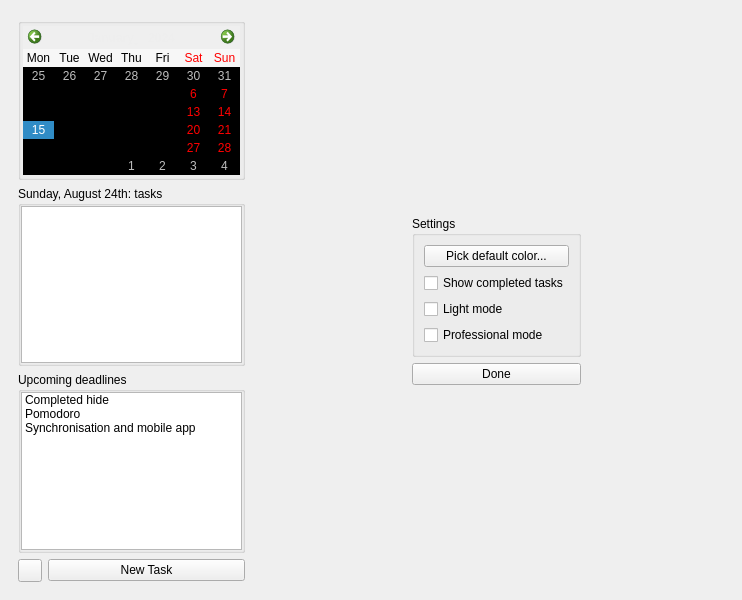
First picture: the form in src/mainwindow.ui, repository david4more/QtToDo, before the edit.
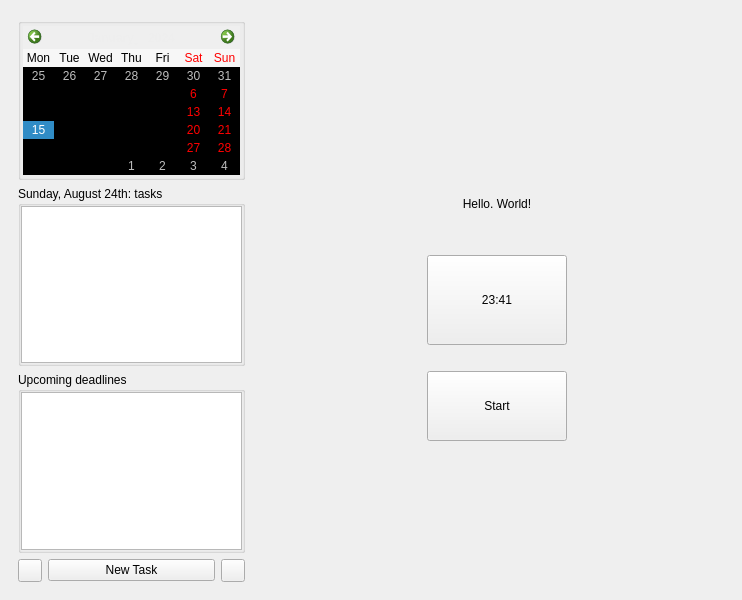
Second picture: the form after the edit. The open tabs and pages were chosen to show the change.

Commit message: implement pomodoro timer, settings configuration

What changed in the file:
```diff
--- a/src/mainwindow.ui
+++ b/src/mainwindow.ui
@@ -177,21 +177,15 @@
           </property>
           <item>
            <widget class="QListWidget" name="deadlinesListWidget">
-            <item>
-             <property name="text">
-              <string>Completed hide</string>
-             </property>
-            </item>
-            <item>
-             <property name="text">
-              <string>Pomodoro</string>
-             </property>
-            </item>
-            <item>
-             <property name="text">
-              <string>Synchronisation and mobile app</string>
-             </property>
-            </item>
+            <property name="focusPolicy">
+             <enum>Qt::FocusPolicy::NoFocus</enum>
+            </property>
+            <property name="horizontalScrollBarPolicy">
+             <enum>Qt::ScrollBarPolicy::ScrollBarAlwaysOff</enum>
+            </property>
+            <property name="wordWrap">
+             <bool>true</bool>
+            </property>
            </widget>
           </item>
          </layout>
@@ -225,6 +219,22 @@
            </property>
           </widget>
          </item>
+         <item>
+          <widget class="QToolButton" name="pomoButton">
+           <property name="sizePolicy">
+            <sizepolicy hsizetype="Fixed" vsizetype="Preferred">
+             <horstretch>0</horstretch>
+             <verstretch>0</verstretch>
+            </sizepolicy>
+           </property>
+           <property name="focusPolicy">
+            <enum>Qt::FocusPolicy::NoFocus</enum>
+           </property>
+           <property name="text">
+            <string/>
+           </property>
+          </widget>
+         </item>
         </layout>
        </item>
       </layout>
@@ -563,7 +573,7 @@
            <item>
             <widget class="QCheckBox" name="settingsLightBox">
              <property name="text">
-              <string>Light mode</string>
+              <string>Performance mode</string>
              </property>
             </widget>
            </item>
@@ -577,63 +587,189 @@
           </layout>
          </widget>
         </item>
-        <item row="0" column="2">
-         <spacer name="verticalSpacer_5">
+       </layout>
+      </widget>
+      <widget class="QWidget" name="pomodoro">
+       <layout class="QGridLayout" name="gridLayout_4">
+        <item row="2" column="1">
+         <spacer name="verticalSpacer_6">
           <property name="orientation">
            <enum>Qt::Orientation::Vertical</enum>
           </property>
           <property name="sizeHint" stdset="0">
            <size>
             <width>20</width>
-            <height>229</height>
+            <height>123</height>
            </size>
           </property>
          </spacer>
         </item>
-        <item row="2" column="0">
-         <spacer name="horizontalSpacer">
+        <item row="0" column="1">
+         <spacer name="verticalSpacer_7">
           <property name="orientation">
-           <enum>Qt::Orientation::Horizontal</enum>
+           <enum>Qt::Orientation::Vertical</enum>
           </property>
           <property name="sizeHint" stdset="0">
            <size>
-            <width>105</width>
-            <height>20</height>
+            <width>20</width>
+            <height>123</height>
            </size>
           </property>
          </spacer>
         </item>
-        <item row="2" column="3">
-         <spacer name="horizontalSpacer_4">
+        <item row="1" column="2">
+         <spacer name="horizontalSpacer_6">
           <property name="orientation">
            <enum>Qt::Orientation::Horizontal</enum>
           </property>
           <property name="sizeHint" stdset="0">
            <size>
-            <width>104</width>
+            <width>48</width>
             <height>20</height>
            </size>
           </property>
          </spacer>
         </item>
-        <item row="4" column="2">
-         <spacer name="verticalSpacer_4">
+        <item row="1" column="0">
+         <spacer name="horizontalSpacer_5">
           <property name="orientation">
-           <enum>Qt::Orientation::Vertical</enum>
+           <enum>Qt::Orientation::Horizontal</enum>
           </property>
           <property name="sizeHint" stdset="0">
            <size>
-            <width>20</width>
-            <height>228</height>
+            <width>49</width>
+            <height>20</height>
            </size>
           </property>
          </spacer>
         </item>
-        <item row="3" column="2">
-         <widget class="QPushButton" name="settingsDoneButton">
-          <property name="text">
-           <string>Done</string>
+        <item row="1" column="1">
+         <widget class="QWidget" name="widget" native="true">
+          <property name="minimumSize">
+           <size>
+            <width>300</width>
+            <height>300</height>
+           </size>
           </property>
+          <layout class="QGridLayout" name="gridLayout_5">
+           <item row="3" column="1">
+            <widget class="QToolButton" name="timerTimeButton">
+             <property name="sizePolicy">
+              <sizepolicy hsizetype="Preferred" vsizetype="Preferred">
+               <horstretch>0</horstretch>
+               <verstretch>0</verstretch>
+              </sizepolicy>
+             </property>
+             <property name="minimumSize">
+              <size>
+               <width>40</width>
+               <height>80</height>
+              </size>
+             </property>
+             <property name="maximumSize">
+              <size>
+               <width>230</width>
+               <height>16777215</height>
+              </size>
+             </property>
+             <property name="styleSheet">
+              <string notr="true">font: 700 48pt &quot;Courier New&quot;;</string>
+             </property>
+             <property name="text">
+              <string>23:41</string>
+             </property>
+            </widget>
+           </item>
+           <item row="4" column="1">
+            <spacer name="verticalSpacer_9">
+             <property name="orientation">
+              <enum>Qt::Orientation::Vertical</enum>
+             </property>
+             <property name="sizeType">
+              <enum>QSizePolicy::Policy::Fixed</enum>
+             </property>
+             <property name="sizeHint" stdset="0">
+              <size>
+               <width>20</width>
+               <height>20</height>
+              </size>
+             </property>
+            </spacer>
+           </item>
+           <item row="6" column="1">
+            <widget class="QPushButton" name="startTimerButton">
+             <property name="sizePolicy">
+              <sizepolicy hsizetype="Preferred" vsizetype="Fixed">
+               <horstretch>0</horstretch>
+               <verstretch>0</verstretch>
+              </sizepolicy>
+             </property>
+             <property name="minimumSize">
+              <size>
+               <width>140</width>
+               <height>70</height>
+              </size>
+             </property>
+             <property name="maximumSize">
+              <size>
+               <width>230</width>
+               <height>16777215</height>
+              </size>
+             </property>
+             <property name="styleSheet">
+              <string notr="true">font: 700 24pt &quot;Courier New&quot;;</string>
+             </property>
+             <property name="text">
+              <string>Start</string>
+             </property>
+            </widget>
+           </item>
+           <item row="6" column="0">
+            <spacer name="horizontalSpacer_7">
+             <property name="orientation">
+              <enum>Qt::Orientation::Horizontal</enum>
+             </property>
+             <property name="sizeHint" stdset="0">
+              <size>
+               <width>40</width>
+               <height>20</height>
+              </size>
+             </property>
+            </spacer>
+           </item>
+           <item row="6" column="2">
+            <spacer name="horizontalSpacer_8">
+             <property name="orientation">
+              <enum>Qt::Orientation::Horizontal</enum>
+             </property>
+             <property name="sizeHint" stdset="0">
+              <size>
+               <width>40</width>
+               <height>20</height>
+              </size>
+             </property>
+            </spacer>
+           </item>
+           <item row="2" column="0" colspan="3">
+            <widget class="QLabel" name="timerCycleLabel">
+             <property name="styleSheet">
+              <string notr="true">font: 700 18pt &quot;Courier New&quot;;</string>
+             </property>
+             <property name="text">
+              <string>Hello. World!</string>
+             </property>
+             <property name="scaledContents">
+              <bool>true</bool>
+             </property>
+             <property name="alignment">
+              <set>Qt::AlignmentFlag::AlignCenter</set>
+             </property>
+             <property name="wordWrap">
+              <bool>true</bool>
+             </property>
+            </widget>
+           </item>
+          </layout>
          </widget>
         </item>
        </layout>
```
Left out of the diff: 163 changed lines with no effect on the pictures. The commit also changes 6 other files.
